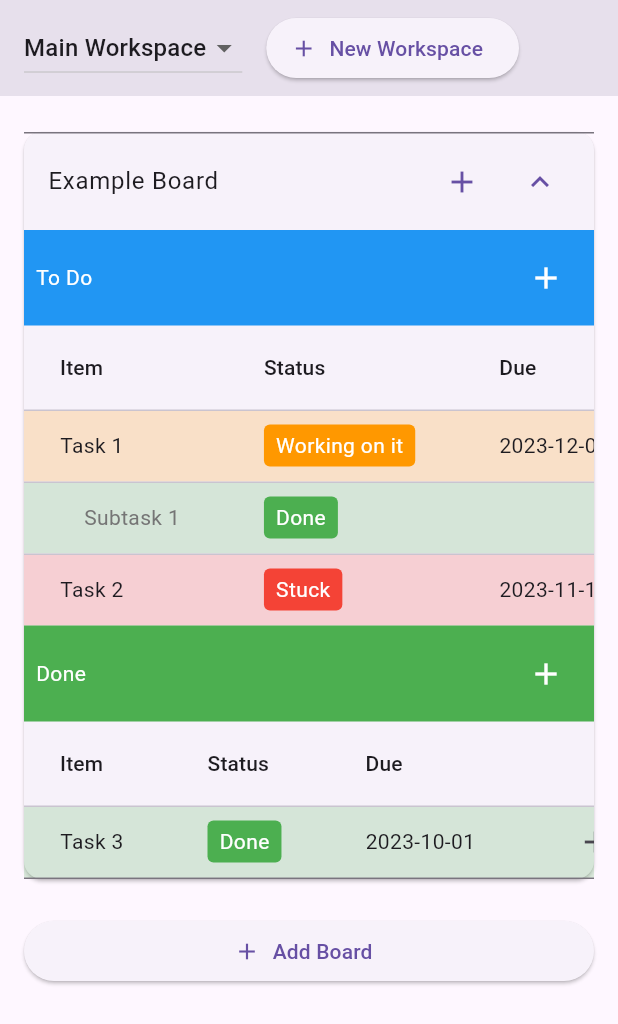
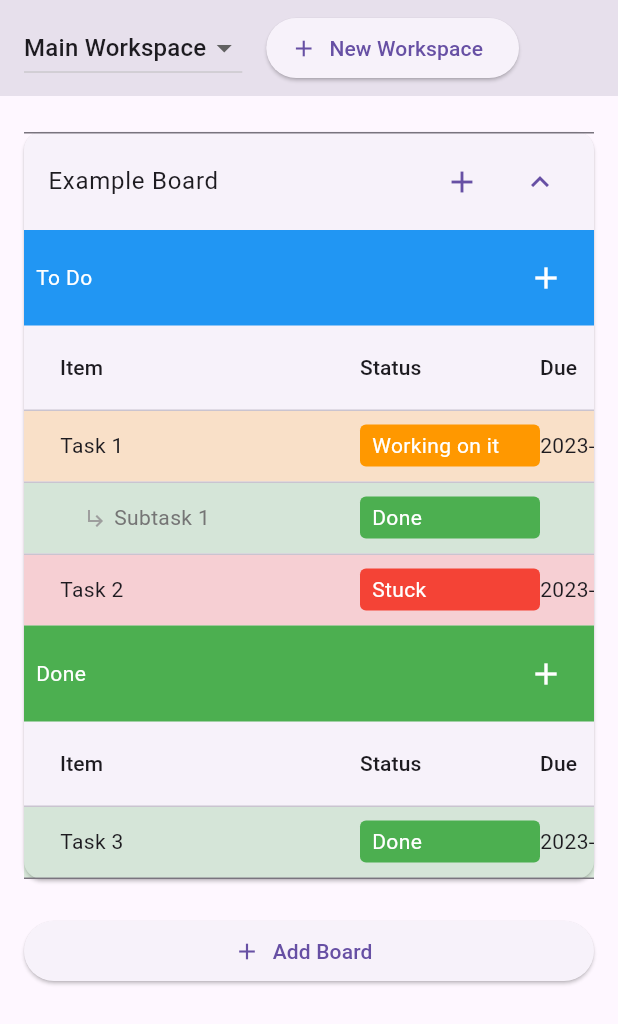
Before and after one commit to SoulArcher0507/Life-Leveling, a Flutter app: the ProgettiPage widget shown alone on an empty page, opened directly, after a tap on "Example Board", on a phone screen of 412 x 824 dp. Shown: the top 1024 px of the screen. Run offline on Flutter 3.47's test engine with Material 3 defaults, Android fonts, the phone set to English and light mode, and no system bars; our stand-ins replace shared_preferences; accounts and stored records are empty.

Commit message:
Enhance Progetti table layout

```diff
--- a/lib/pages/progetti/progetti_page.dart
+++ b/lib/pages/progetti/progetti_page.dart
@@ -8,6 +8,10 @@ const List<String> kTaskStatusOptions = [
   'Working on it',
   'Stuck',
 ];
+
+const double kItemColumnWidth = 200;
+const double kValueColumnWidth = 120;
+const double kActionsColumnWidth = 60;
 
 class ProgettiPage extends StatefulWidget {
   const ProgettiPage({Key? key}) : super(key: key);
@@ -158,15 +162,30 @@ class _ProgettiPageState extends State<ProgettiPage> {
         ),
         SingleChildScrollView(
           scrollDirection: Axis.horizontal,
+          child: SizedBox(
+            width: kItemColumnWidth +
+                board.columns.length * kValueColumnWidth +
+                kActionsColumnWidth,
             child: DataTable(
+              columnSpacing: 0,
               columns: [
-              const DataColumn(label: Text('Item')),
-              ...board.columns.map((c) => DataColumn(label: Text(c))),
-              const DataColumn(label: Text('')),
+                const DataColumn(
+                    label: SizedBox(
+                  width: kItemColumnWidth,
+                  child: Text('Item'),
+                )),
+                ...board.columns.map((c) => DataColumn(
+                        label: SizedBox(
+                      width: kValueColumnWidth,
+                      child: Text(c),
+                    ))),
+                const DataColumn(
+                    label: SizedBox(width: kActionsColumnWidth, child: Text(''))),
               ],
               rows: [
                 for (final item in group.items) ..._buildItemRows(item),
               ],
+            ),
           ),
         ),
       ],
@@ -176,33 +195,49 @@ class _ProgettiPageState extends State<ProgettiPage> {
   List<DataRow> _buildItemRows(BoardItem item, {int indent = 0}) {
     final firstCell = Padding(
       padding: EdgeInsets.only(left: indent * 16.0),
-      child: Text(item.title,
-          style: indent > 0 ? TextStyle(color: Colors.grey[600]) : null),
+      child: Row(
+        children: [
+          if (indent > 0)
+            const Icon(Icons.subdirectory_arrow_right,
+                size: 16, color: Colors.grey),
+          if (indent > 0) const SizedBox(width: 4),
+          Text(
+            item.title,
+            style: indent > 0 ? TextStyle(color: Colors.grey[600]) : null,
+          ),
+        ],
+      ),
     );
 
-    final cells = <DataCell>[DataCell(firstCell)];
+    final cells = <DataCell>[DataCell(SizedBox(width: kItemColumnWidth, child: firstCell))];
     for (int i = 0; i < item.values.length; i++) {
       final value = item.values[i];
       if (i == 0) {
         cells.add(
           DataCell(
-            InkWell(
+            SizedBox(
+              width: kValueColumnWidth,
+              child: InkWell(
                 onTap: () => _toggleTaskStatus(item),
                 child: _statusChip(value),
               ),
             ),
+          ),
         );
       } else {
-        cells.add(DataCell(Text(value)));
+        cells.add(DataCell(SizedBox(width: kValueColumnWidth, child: Text(value))));
       }
     }
 
     cells.add(
       DataCell(
-        IconButton(
+        SizedBox(
+          width: kActionsColumnWidth,
+          child: IconButton(
             icon: const Icon(Icons.add),
             tooltip: 'Add Subtask',
             onPressed: () => _showAddSubtaskDialog(item),
+          ),
         ),
       ),
     );
```
Lines whose indentation alone changed are shown as unchanged.
